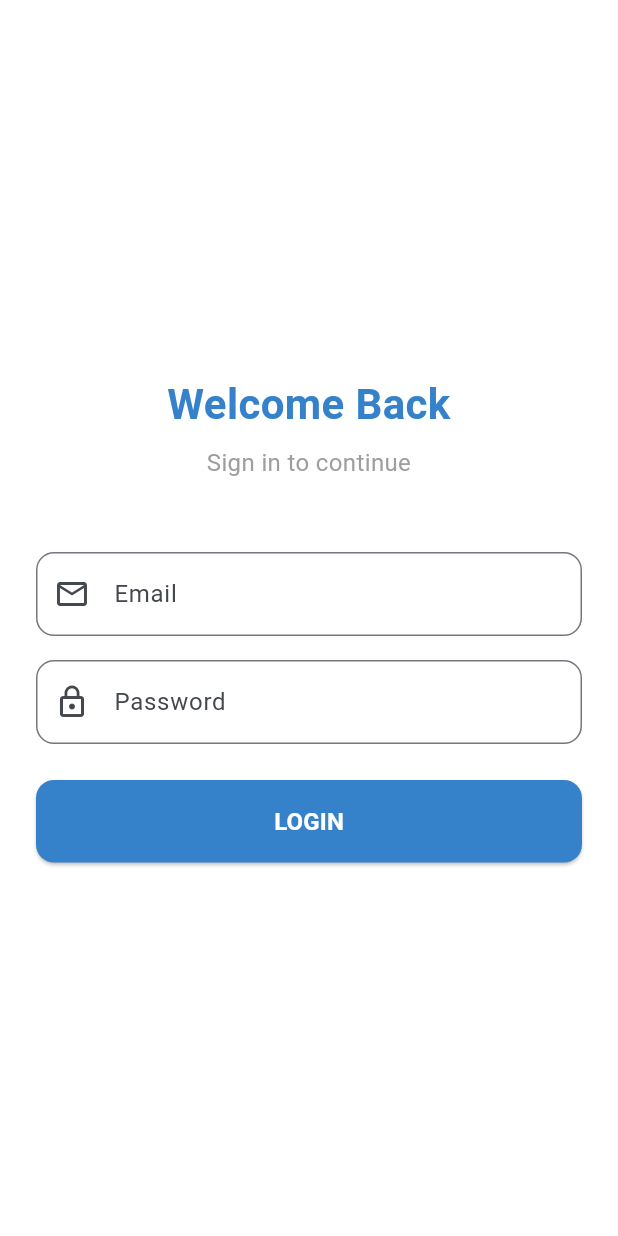
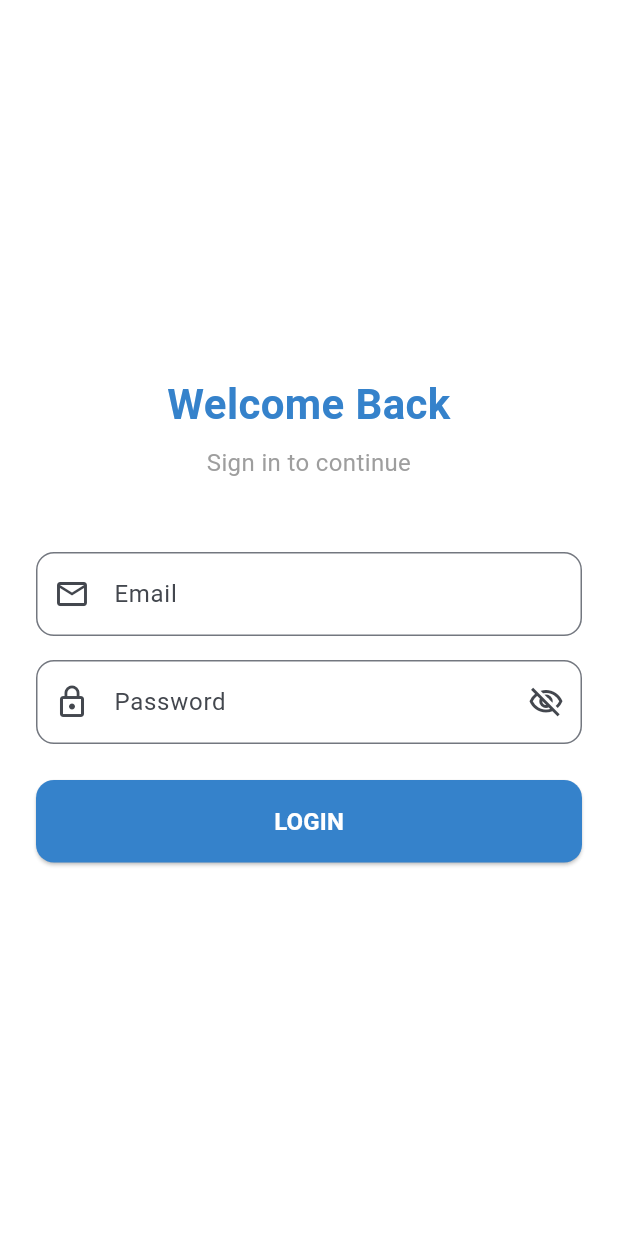
Before and after one commit to ShadaMaitexa/acadeno_crm, a Flutter app: the screen it shows after launch, on a phone screen of 412 x 824 dp. Run offline on Flutter 3.47's test engine with Material 3 defaults, Android fonts, the phone set to English and light mode, and no system bars; our stand-ins replace firebase_core; accounts and stored records are empty.

Commit message:
feat: implement user login screen with credential input and navigation logic

```diff
--- a/lib/features/auth/login_screen.dart
+++ b/lib/features/auth/login_screen.dart
@@ -11,6 +11,7 @@ class LoginScreen extends StatefulWidget {
 class _LoginScreenState extends State<LoginScreen> {
   final _emailController = TextEditingController();
   final _passwordController = TextEditingController();
+  bool _obscurePassword = true;
 
   void _login() {
     Navigator.pushReplacement(
@@ -59,10 +60,22 @@ class _LoginScreenState extends State<LoginScreen> {
               const SizedBox(height: 16),
               TextField(
                 controller: _passwordController,
-                obscureText: true,
+                obscureText: _obscurePassword,
                 decoration: InputDecoration(
                   labelText: 'Password',
                   prefixIcon: const Icon(Icons.lock_outline),
+                  suffixIcon: IconButton(
+                    icon: Icon(
+                      _obscurePassword
+                          ? Icons.visibility_off_outlined
+                          : Icons.visibility_outlined,
+                    ),
+                    onPressed: () {
+                      setState(() {
+                        _obscurePassword = !_obscurePassword;
+                      });
+                    },
+                  ),
                   border: OutlineInputBorder(
                     borderRadius: BorderRadius.circular(12),
                   ),
```
